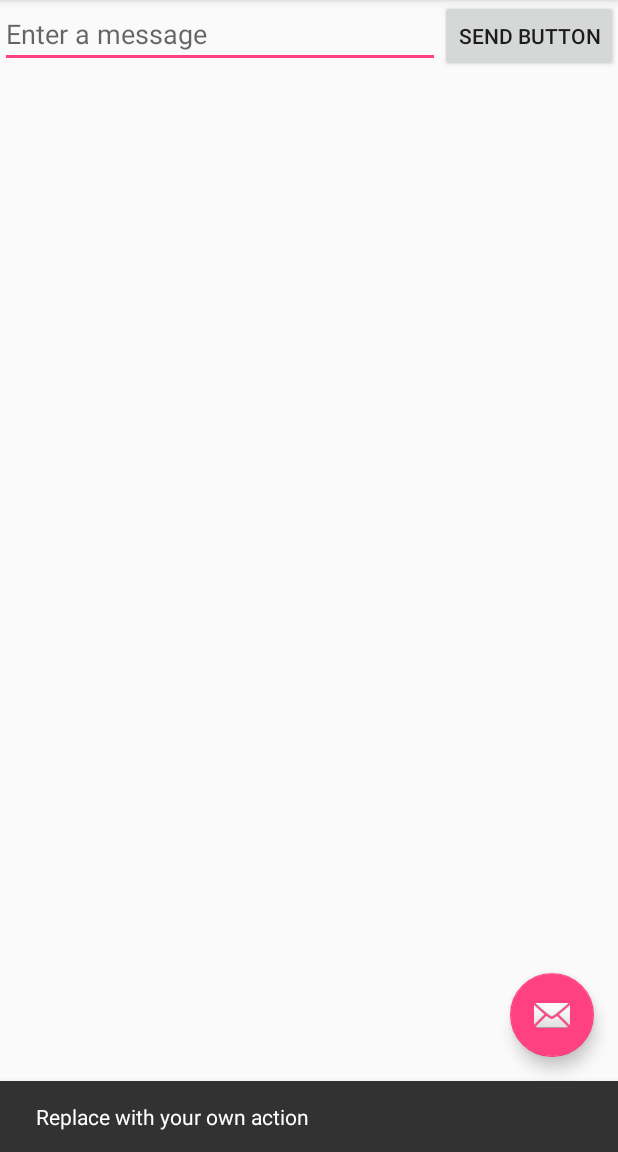
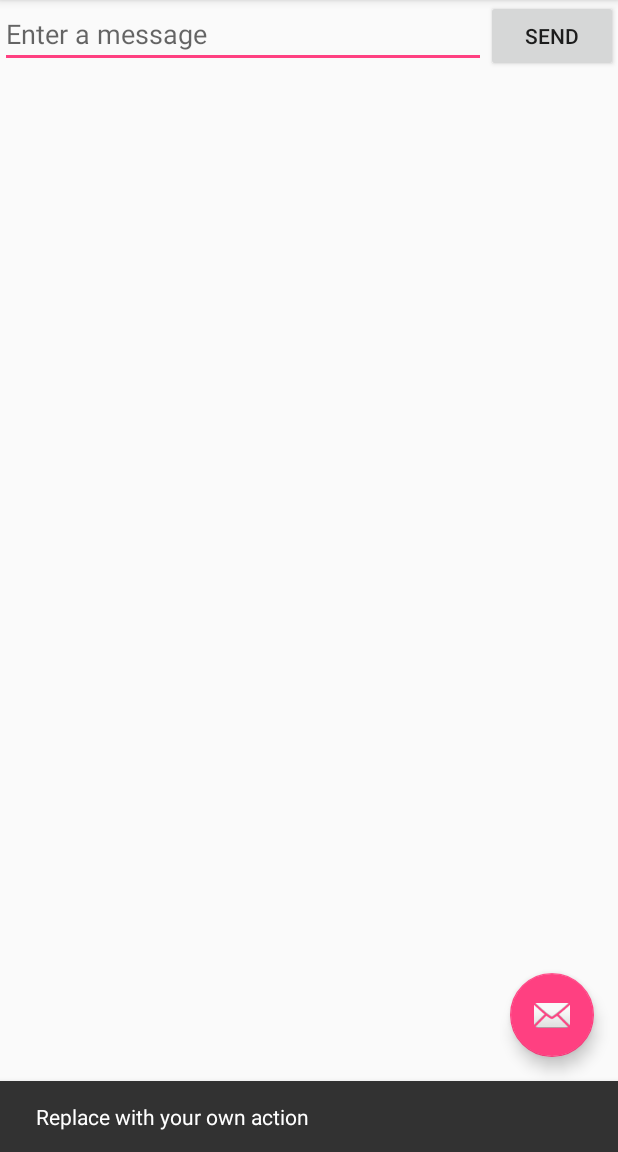
Before and after one commit to MichelM279/HelloAndroid, an Android app: the screen it shows after launch (MainActivity), after a tap on an icon or button, on a phone screen of 412 x 824 dp, the part 84-1236 px from its top. Run offline under Robolectric (Android 15) with nearby library versions, the phone set to English and light mode, and no system bars.

```diff
--- a/app/src/main/res/values/strings.xml
+++ b/app/src/main/res/values/strings.xml
@@ -2,6 +2,6 @@
     <string name="app_name">HelloAndroid</string>
     <string name="action_settings">Settings</string>
     <string name="enter_message">Enter a message</string>
-    <string name="button_send">Send Button</string>
+    <string name="button_send">Send</string>
     <string name="title_activity_display_message">My Message</string>
 </resources>
```
